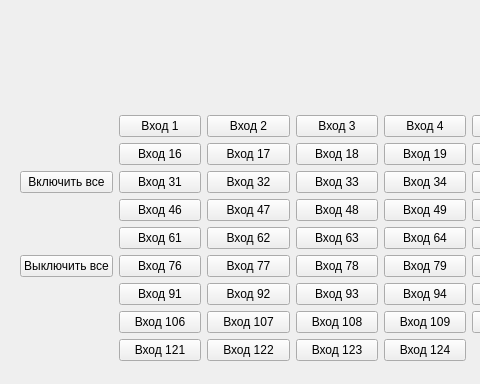
ShaninaDaria/busep, file console_busep/console_busep/busepwindow.ui: the form before one commit; both pictures show x 0 to 480 and y 0 to 384 of the 1468 by 769 pixel window.
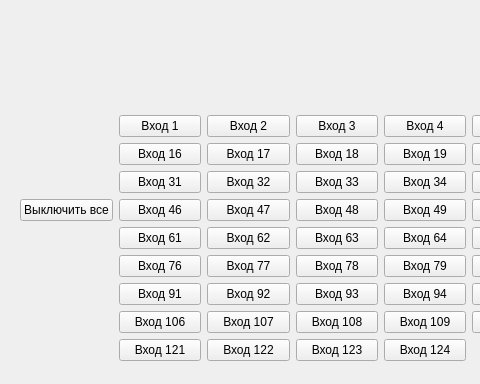
The form after the commit.

What changed in the file:
```diff
--- a/console_busep/console_busep/busepwindow.ui
+++ b/console_busep/console_busep/busepwindow.ui
@@ -1653,18 +1653,14 @@
        </property>
       </widget>
      </item>
-     <item row="3" column="0">
-      <widget class="QPushButton" name="allInputsOn">
-       <property name="text">
-        <string>Включить все</string>
-       </property>
-      </widget>
-     </item>
-     <item row="6" column="0">
+     <item row="4" column="0">
       <widget class="QPushButton" name="allInputsOff">
        <property name="text">
         <string>Выключить все</string>
        </property>
+       <property name="checkable">
+        <bool>true</bool>
+       </property>
       </widget>
      </item>
     </layout>
```
Left out of the diff: 1990 changed lines with no effect on the pictures.
